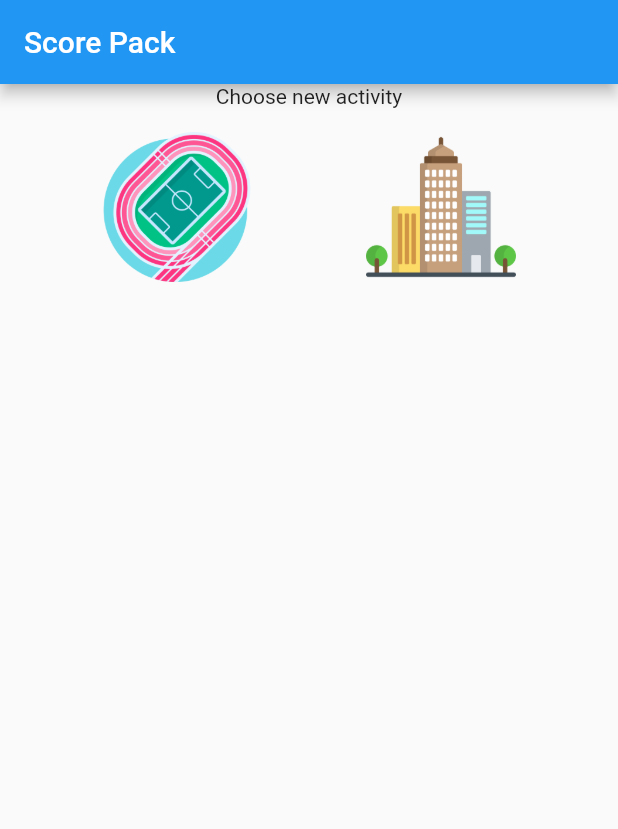
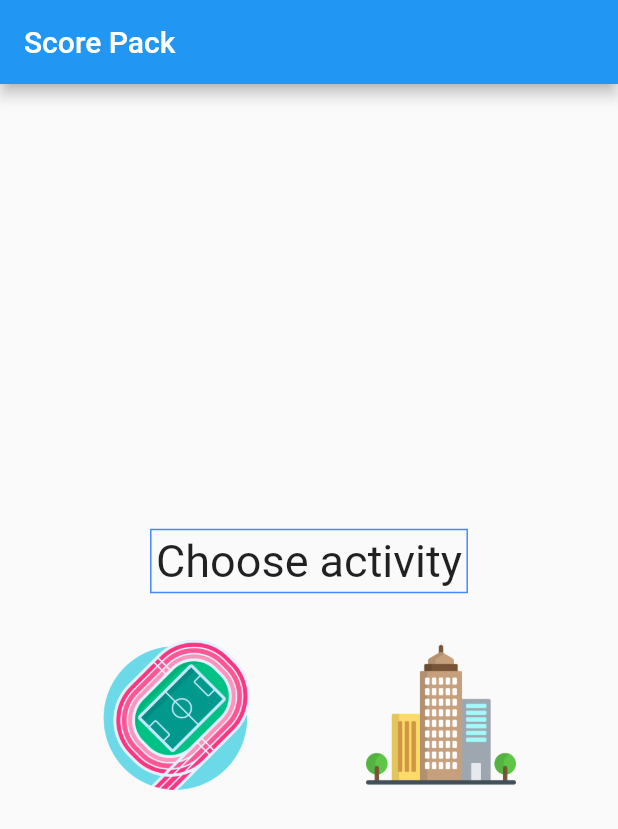
Before and after one commit to akolola/scorePack, a Flutter app: the screen it shows after launch, on a phone screen of 412 x 824 dp. Shown: the top 829 px of the screen. Run offline on Flutter 3.47's test engine with Material 2 defaults, Android fonts, the phone set to English and light mode, and no system bars.

Commit message:
SCP-1: Added; (c) Start;  (c) Text -> (c) BoxDecoration.

```diff
--- a/lib/start.dart
+++ b/lib/start.dart
@@ -8,10 +8,21 @@ class Start extends StatelessWidget {
   Widget build(BuildContext context) {
     return Column(
       crossAxisAlignment: CrossAxisAlignment.center,
+      mainAxisAlignment: MainAxisAlignment.center,
       children: <Widget>[
-        const Text(
-          'Choose new activity',
+        //=== 1. element:  description text.
+        Container(
+          margin: const EdgeInsets.all(15.0),
+          padding: const EdgeInsets.all(3.0),
+          decoration:
+              BoxDecoration(border: Border.all(color: Colors.blueAccent)),
+          child: const Text(
+            'Choose activity',
+            style: TextStyle(fontSize: 30.0),
+          ),
         ),
+
+        //=== 2. element: 2 navigation btns.
         ButtonBar(
           alignment: MainAxisAlignment.spaceEvenly,
           children: <Widget>[
```
Also changed, not shown: lib/deprecated/question.dart (renamed from lib/question.dart), lib/deprecated/result.dart (renamed from lib/result.dart).
